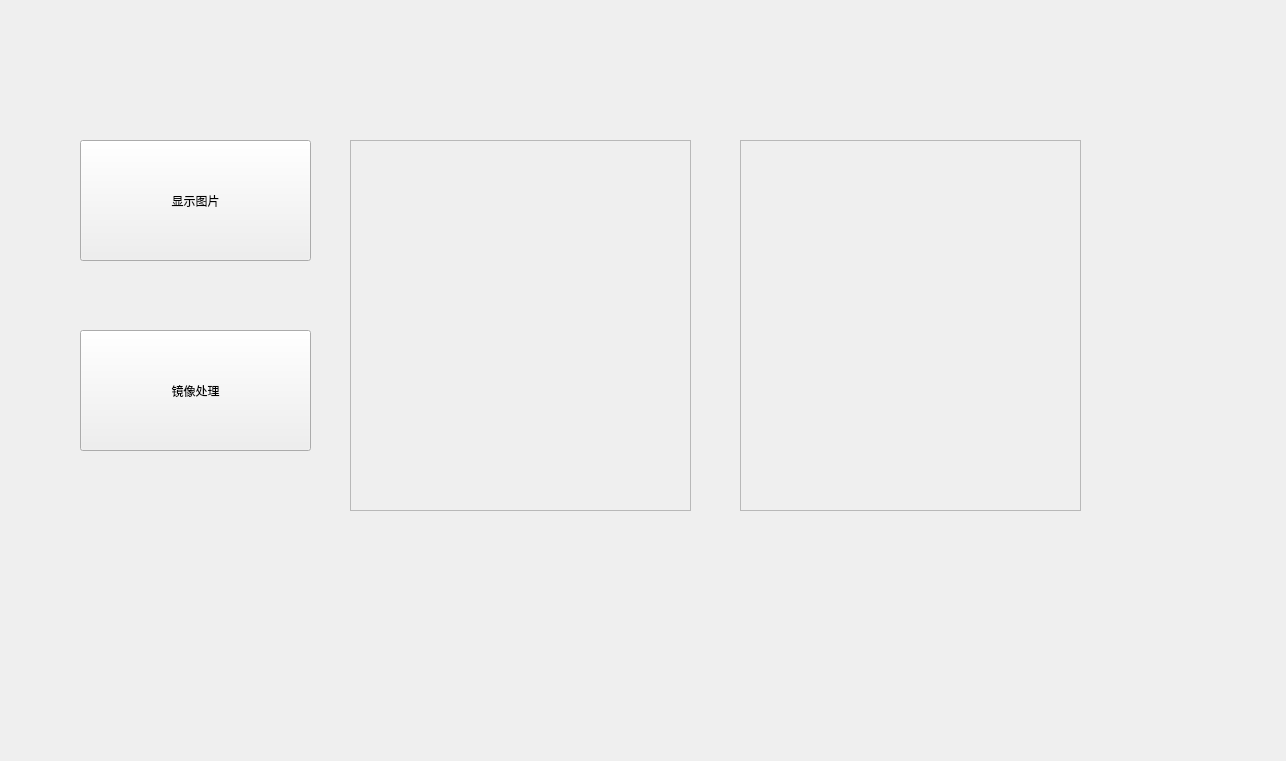
Before: the Qt Designer form qt_demo/mainwindow.ui in Signal-groupproject/digital_signal, drawn with Qt 5.
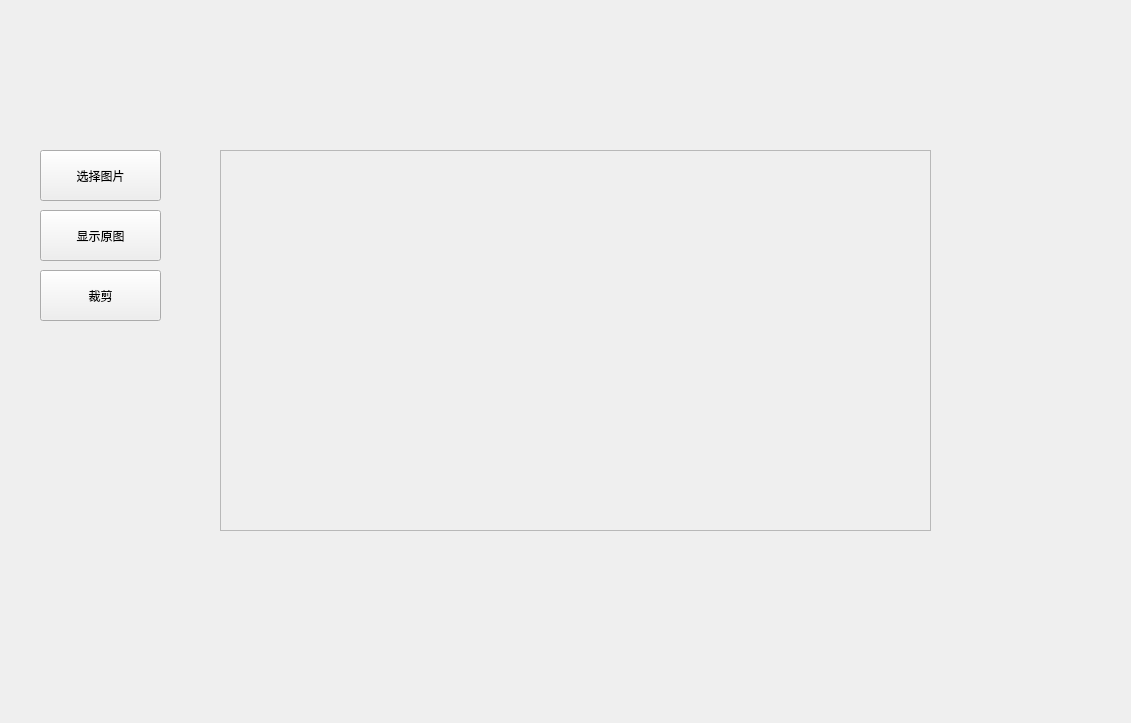
After: the same form once the commit is applied.

What changed in the file:
```diff
--- a/qt_demo/mainwindow.ui
+++ b/qt_demo/mainwindow.ui
@@ -6,8 +6,8 @@
    <rect>
     <x>0</x>
     <y>0</y>
-    <width>1286</width>
-    <height>761</height>
+    <width>1131</width>
+    <height>723</height>
    </rect>
   </property>
   <property name="windowTitle">
@@ -16,14 +16,14 @@
   <widget class="QPushButton" name="pushButton">
    <property name="geometry">
     <rect>
-     <x>80</x>
-     <y>140</y>
-     <width>231</width>
-     <height>121</height>
+     <x>40</x>
+     <y>150</y>
+     <width>121</width>
+     <height>51</height>
     </rect>
    </property>
    <property name="text">
-    <string>显示图片</string>
+    <string>选择图片</string>
    </property>
    <property name="checkable">
     <bool>false</bool>
@@ -32,10 +32,10 @@
   <widget class="QScrollArea" name="scrollArea">
    <property name="geometry">
     <rect>
-     <x>350</x>
-     <y>140</y>
-     <width>341</width>
-     <height>371</height>
+     <x>220</x>
+     <y>150</y>
+     <width>711</width>
+     <height>381</height>
     </rect>
    </property>
    <property name="widgetResizable">
@@ -46,8 +46,8 @@
      <rect>
       <x>0</x>
       <y>0</y>
-      <width>339</width>
-      <height>369</height>
+      <width>709</width>
+      <height>379</height>
      </rect>
     </property>
    </widget>
@@ -55,41 +55,34 @@
   <widget class="QPushButton" name="pushButton_2">
    <property name="geometry">
     <rect>
-     <x>80</x>
-     <y>330</y>
-     <width>231</width>
-     <height>121</height>
+     <x>40</x>
+     <y>270</y>
+     <width>121</width>
+     <height>51</height>
     </rect>
    </property>
    <property name="text">
-    <string>镜像处理</string>
+    <string>裁剪</string>
    </property>
    <property name="checkable">
     <bool>false</bool>
    </property>
   </widget>
-  <widget class="QScrollArea" name="scrollArea_2">
+  <widget class="QPushButton" name="pushButton_3">
    <property name="geometry">
     <rect>
-     <x>740</x>
-     <y>140</y>
-     <width>341</width>
-     <height>371</height>
+     <x>40</x>
+     <y>210</y>
+     <width>121</width>
+     <height>51</height>
     </rect>
    </property>
-   <property name="widgetResizable">
-    <bool>true</bool>
+   <property name="text">
+    <string>显示原图</string>
    </property>
-   <widget class="QWidget" name="scrollAreaWidgetContents_2">
-    <property name="geometry">
-     <rect>
-      <x>0</x>
-      <y>0</y>
-      <width>339</width>
-      <height>369</height>
-     </rect>
-    </property>
-   </widget>
+   <property name="checkable">
+    <bool>false</bool>
+   </property>
   </widget>
  </widget>
  <resources/>
```
Left out of the diff: 2 changed lines with no effect on the pictures.
